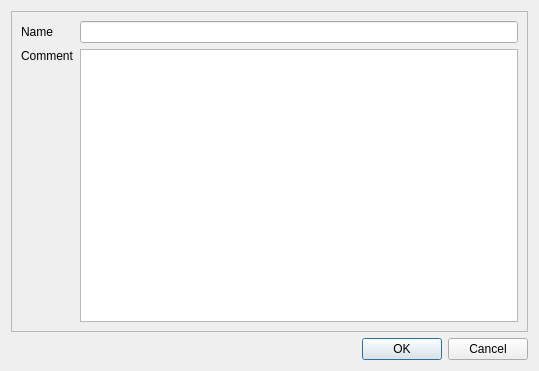
First picture: the form in src/IDlgEditDistance.ui, repository ntruchsess/QLandkarteGT, before the edit.
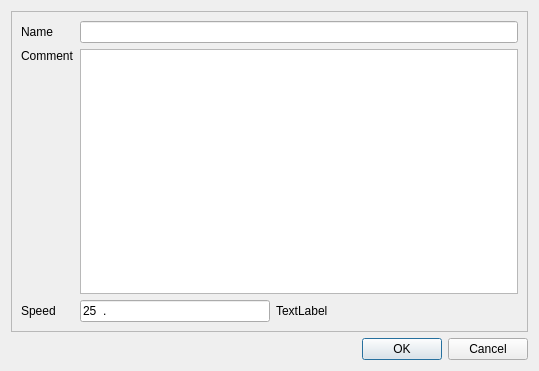
Second picture: the form after the edit.

Commit message: add average speed to distance polyline

The edit to the form file:
```diff
--- a/src/IDlgEditDistance.ui
+++ b/src/IDlgEditDistance.ui
@@ -42,8 +42,49 @@
         </property>
        </widget>
       </item>
-      <item row="1" column="1" >
-       <widget class="QTextEdit" name="textComment" />
+      <item row="1" column="1">
+       <widget class="QTextEdit" name="textComment"/>
+      </item>
+      <item row="2" column="0">
+       <widget class="QLabel" name="label_4">
+        <property name="text">
+         <string>Speed</string>
+        </property>
+       </widget>
+      </item>
+      <item row="2" column="1">
+       <layout class="QHBoxLayout" name="horizontalLayout">
+        <item>
+         <widget class="QLineEdit" name="lineSpeed">
+          <property name="inputMask">
+           <string>0009.000; </string>
+          </property>
+          <property name="text">
+           <string>25.</string>
+          </property>
+         </widget>
+        </item>
+        <item>
+         <widget class="QLabel" name="labelUnit">
+          <property name="text">
+           <string>TextLabel</string>
+          </property>
+         </widget>
+        </item>
+        <item>
+         <spacer name="horizontalSpacer">
+          <property name="orientation">
+           <enum>Qt::Horizontal</enum>
+          </property>
+          <property name="sizeHint" stdset="0">
+           <size>
+            <width>40</width>
+            <height>20</height>
+           </size>
+          </property>
+         </spacer>
+        </item>
+       </layout>
       </item>
      </layout>
     </widget>
```
Left out of the diff: 51 changed lines with no effect on the pictures. The commit also changes 9 other files.
